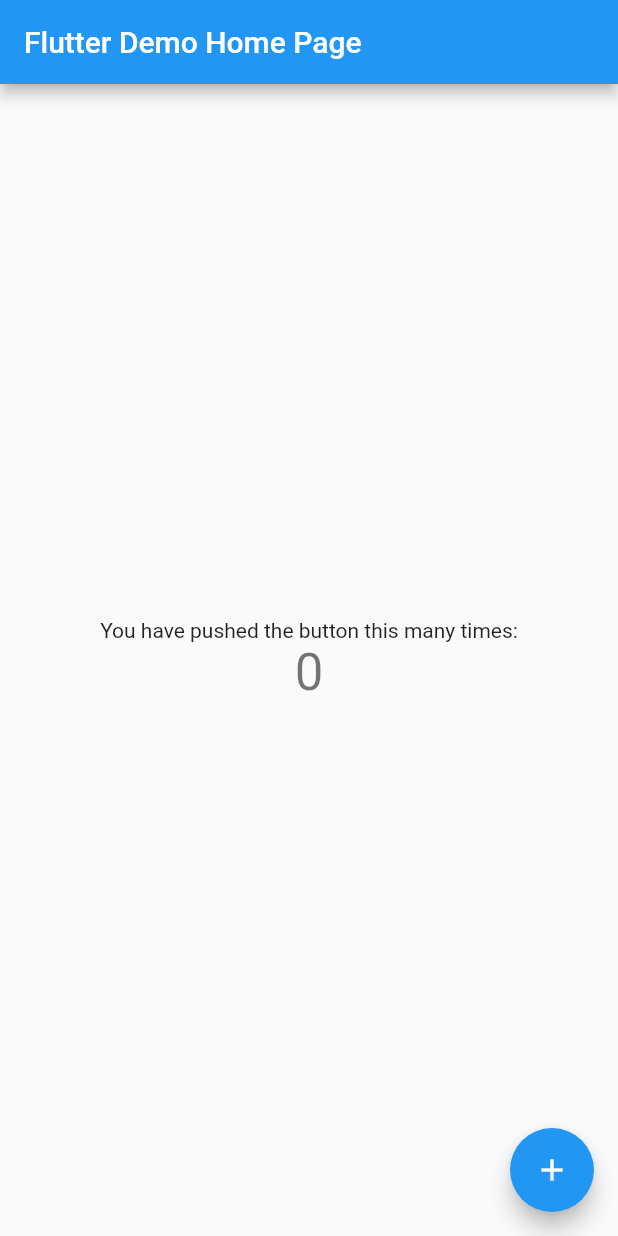
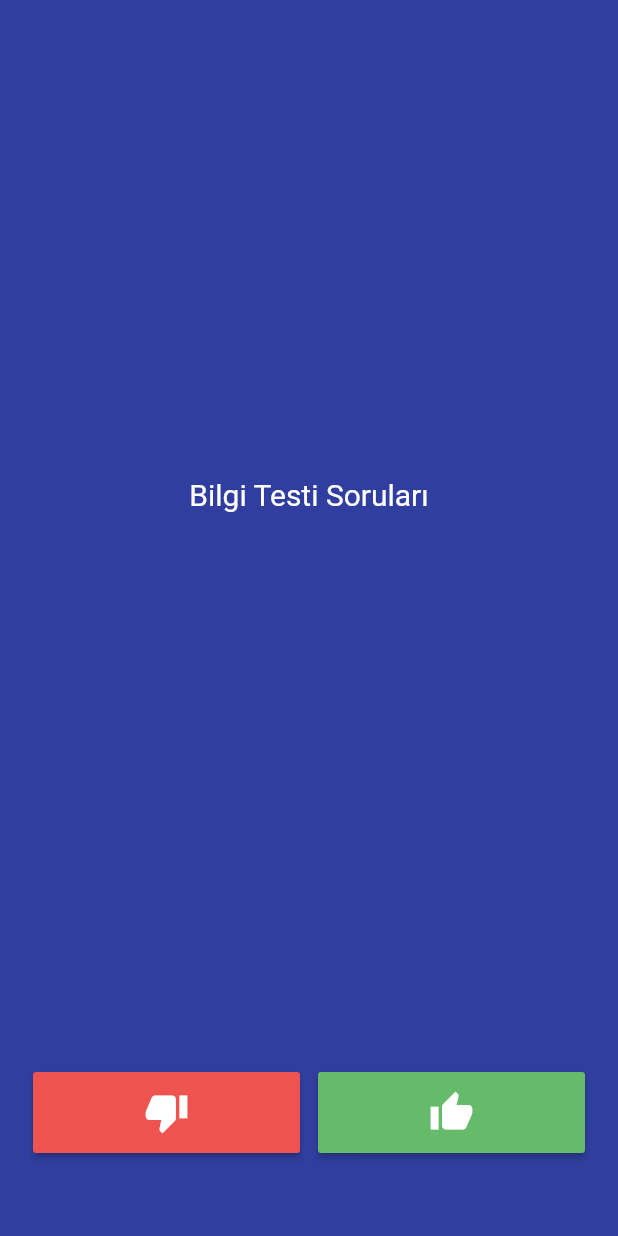
Before and after one commit to dogusipeksac/bilgitestiapp, a Flutter app: the screen it shows after launch, on a phone screen of 412 x 824 dp. Run offline on Flutter 3.47's test engine with Material 2 defaults, Android fonts, the phone set to English and light mode, and no system bars.

Commit message:
main.dart değiştrildi

```diff
--- a/lib/main.dart
+++ b/lib/main.dart
@@ -1,113 +1,80 @@
 import 'package:flutter/material.dart';
 
-void main() {
-  runApp(MyApp());
-}
+void main() => runApp(BilgiTesti());
 
-class MyApp extends StatelessWidget {
-  // This widget is the root of your application.
+class BilgiTesti extends StatelessWidget {
   @override
   Widget build(BuildContext context) {
     return MaterialApp(
-      title: 'Flutter Demo',
-      theme: ThemeData(
-        // This is the theme of your application.
-        //
-        // Try running your application with "flutter run". You'll see the
-        // application has a blue toolbar. Then, without quitting the app, try
-        // changing the primarySwatch below to Colors.green and then invoke
-        // "hot reload" (press "r" in the console where you ran "flutter run",
-        // or simply save your changes to "hot reload" in a Flutter IDE).
-        // Notice that the counter didn't reset back to zero; the application
-        // is not restarted.
-        primarySwatch: Colors.blue,
-      ),
-      home: MyHomePage(title: 'Flutter Demo Home Page'),
+        home: Scaffold(
+            backgroundColor: Colors.indigo[700],
+            body: SafeArea(
+                child: Padding(
+                  padding: EdgeInsets.symmetric(horizontal: 10.0),
+                  child: SoruSayfasi(),
+                ))));
+  }
+}
+
+class SoruSayfasi extends StatefulWidget {
+  @override
+  _SoruSayfasiState createState() => _SoruSayfasiState();
+}
+
+class _SoruSayfasiState extends State<SoruSayfasi> {
+  @override
+  Widget build(BuildContext context) {
+    return Column(
+      mainAxisAlignment: MainAxisAlignment.spaceBetween,
+      crossAxisAlignment: CrossAxisAlignment.stretch,
+      children: <Widget>[
+        Expanded(
+          flex: 4,
+          child: Padding(
+            padding: EdgeInsets.all(10.0),
+            child: Center(
+              child: Text(
+                'Bilgi Testi Soruları',
+                textAlign: TextAlign.center,
+                style: TextStyle(
+                  fontSize: 20.0,
+                  color: Colors.white,
+                ),
+              ),
+            ),
+          ),
+        ),
+        Expanded(
+          flex: 1,
+          child: Padding(
+              padding: EdgeInsets.symmetric(horizontal: 6.0),
+              child: Row(children: <Widget>[
+                Expanded(
+                    child: Padding(
+                        padding: EdgeInsets.symmetric(horizontal: 6),
+                        child: RaisedButton(
+                          padding: EdgeInsets.all(12),
+                          textColor: Colors.white,
+                          color: Colors.red[400],
+                          child: Icon(
+                            Icons.thumb_down,
+                            size: 30.0,
+                          ),
+                          onPressed: () {},
+                        ))),
+                Expanded(
+                    child: Padding(
+                        padding: EdgeInsets.symmetric(horizontal: 6),
+                        child: RaisedButton(
+                          padding: EdgeInsets.all(12),
+                          textColor: Colors.white,
+                          color: Colors.green[400],
+                          child: Icon(Icons.thumb_up, size: 30.0),
+                          onPressed: () {},
+                        ))),
+              ])),
+        )
+      ],
     );
   }
 }
-
-class MyHomePage extends StatefulWidget {
-  MyHomePage({Key key, this.title}) : super(key: key);
-
-  // This widget is the home page of your application. It is stateful, meaning
-  // that it has a State object (defined below) that contains fields that affect
-  // how it looks.
-
-  // This class is the configuration for the state. It holds the values (in this
-  // case the title) provided by the parent (in this case the App widget) and
-  // used by the build method of the State. Fields in a Widget subclass are
-  // always marked "final".
-
-  final String title;
-
-  @override
-  _MyHomePageState createState() => _MyHomePageState();
-}
-
-class _MyHomePageState extends State<MyHomePage> {
-  int _counter = 0;
-
-  void _incrementCounter() {
-    setState(() {
-      // This call to setState tells the Flutter framework that something has
-      // changed in this State, which causes it to rerun the build method below
-      // so that the display can reflect the updated values. If we changed
-      // _counter without calling setState(), then the build method would not be
-      // called again, and so nothing would appear to happen.
-      _counter++;
-    });
-  }
-
-  @override
-  Widget build(BuildContext context) {
-    // This method is rerun every time setState is called, for instance as done
-    // by the _incrementCounter method above.
-    //
-    // The Flutter framework has been optimized to make rerunning build methods
-    // fast, so that you can just rebuild anything that needs updating rather
-    // than having to individually change instances of widgets.
-    return Scaffold(
-      appBar: AppBar(
-        // Here we take the value from the MyHomePage object that was created by
-        // the App.build method, and use it to set our appbar title.
-        title: Text(widget.title),
-      ),
-      body: Center(
-        // Center is a layout widget. It takes a single child and positions it
-        // in the middle of the parent.
-        child: Column(
-          // Column is also a layout widget. It takes a list of children and
-          // arranges them vertically. By default, it sizes itself to fit its
-          // children horizontally, and tries to be as tall as its parent.
-          //
-          // Invoke "debug painting" (press "p" in the console, choose the
-          // "Toggle Debug Paint" action from the Flutter Inspector in Android
-          // Studio, or the "Toggle Debug Paint" command in Visual Studio Code)
-          // to see the wireframe for each widget.
-          //
-          // Column has various properties to control how it sizes itself and
-          // how it positions its children. Here we use mainAxisAlignment to
-          // center the children vertically; the main axis here is the vertical
-          // axis because Columns are vertical (the cross axis would be
-          // horizontal).
-          mainAxisAlignment: MainAxisAlignment.center,
-          children: <Widget>[
-            Text(
-              'You have pushed the button this many times:',
-            ),
-            Text(
-              '$_counter',
-              style: Theme.of(context).textTheme.headline4,
-            ),
-          ],
-        ),
-      ),
-      floatingActionButton: FloatingActionButton(
-        onPressed: _incrementCounter,
-        tooltip: 'Increment',
-        child: Icon(Icons.add),
-      ), // This trailing comma makes auto-formatting nicer for build methods.
-    );
-  }
-}
```
